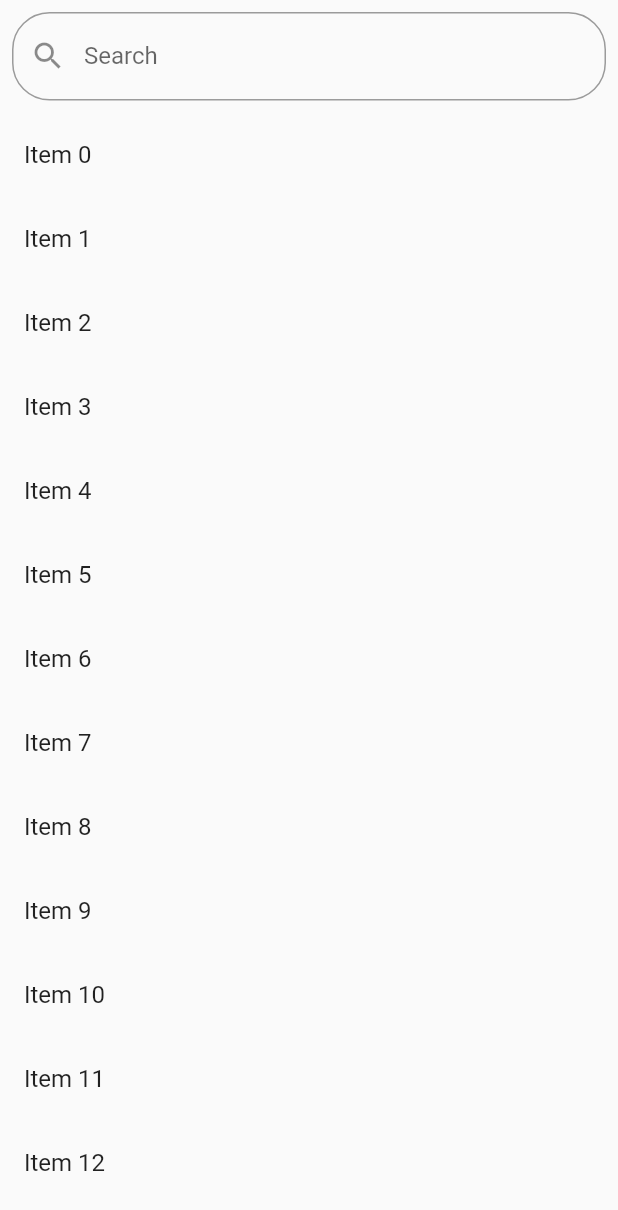
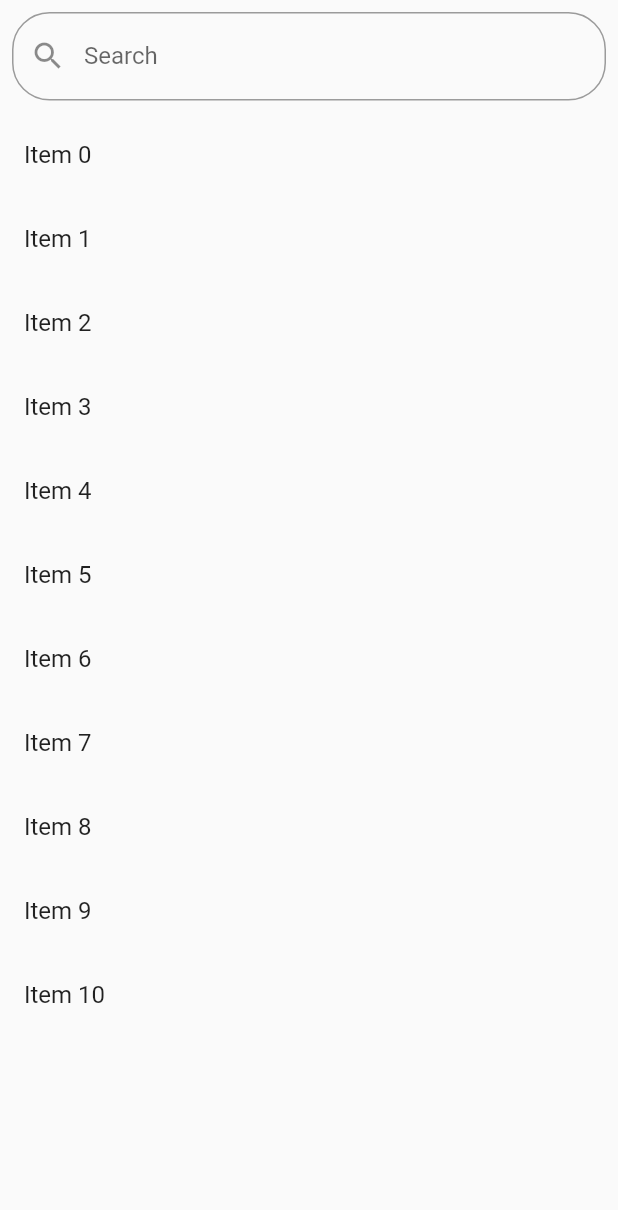
Before and after one commit to asaek/buscador_in_listview, a Flutter app: the screen it shows after launch, on a phone screen of 412 x 824 dp. Shown: the top 1210 px of the screen. Run offline on Flutter 3.47's test engine with Material 2 defaults, Android fonts, the phone set to English and light mode, and no system bars.

Commit message:
Ahoracon provider y sin statefullwidget

```diff
--- a/lib/main.dart
+++ b/lib/main.dart
@@ -1,7 +1,21 @@
 import 'package:flutter/material.dart';
+import 'package:provider/provider.dart';
+import 'package:search_listview/providers/providers.dart';
 import 'package:search_listview/screens/screens.dart';
 
-void main() => runApp(MyApp());
+void main() => runApp(AppBusquedaListViewProvider());
+
+class AppBusquedaListViewProvider extends StatelessWidget {
+  @override
+  Widget build(BuildContext context) {
+    return MultiProvider(
+      providers: [
+        ChangeNotifierProvider(create: (_) => BuscadorProvider()),
+      ],
+      child: MyApp(),
+    );
+  }
+}
 
 class MyApp extends StatelessWidget {
   @override
--- /dev/null
+++ b/lib/providers/busqueda_provider.dart
@@ -0,0 +1,51 @@
+import 'package:flutter/cupertino.dart';
+
+class BuscadorProvider with ChangeNotifier {
+  final List<String> _listaBusquedaOriginal =
+      List<String>.generate(11, (i) => "Item $i");
+
+  List<String> _listaBusqueda = List<String>.generate(11, (i) => "Item $i");
+  List<String> get getListaBusqueda => _listaBusqueda;
+  // set setListaBusqueda(List<String> value) {
+  //   _listaBusqueda.clear();
+  //   _listaBusqueda.addAll(value);
+  //   notifyListeners();
+  // }
+
+  // void clearListaBusqueda() {
+  //   _listaBusqueda.clear();
+  //   _listaBusqueda = _listaBusquedaOriginal;
+  //   notifyListeners();
+  // }
+
+  String _busqueda = '';
+  String get getBusqueda => _busqueda;
+  set setBusqueda(String value) {
+    List<String> dummyListData = [];
+
+    _busqueda = value;
+
+    if (value == '') {
+      _listaBusqueda.clear();
+      _listaBusqueda = getNuevaInstanciaListOriginal(_listaBusquedaOriginal);
+    } else {
+      _listaBusquedaOriginal.forEach((item) {
+        if (item.contains(value)) {
+          dummyListData.add(item);
+        }
+      });
+      _listaBusqueda.clear();
+      _listaBusqueda.addAll(dummyListData);
+    }
+
+    notifyListeners();
+  }
+
+  void filtrarResultados({required String palabra}) {
+    List<String> dummyListData = [];
+  }
+}
+
+List<String> getNuevaInstanciaListOriginal(List<String> lista) {
+  return List<String>.from(lista);
+}
--- /dev/null
+++ b/lib/providers/providers.dart
@@ -0,0 +1 @@
+export 'package:search_listview/providers/busqueda_provider.dart';
--- a/lib/screens/home.dart
+++ b/lib/screens/home.dart
@@ -1,4 +1,6 @@
 import 'package:flutter/material.dart';
+import 'package:provider/provider.dart';
+import 'package:search_listview/providers/providers.dart';
 
 class HomePage extends StatelessWidget {
   @override
@@ -9,61 +11,65 @@ class HomePage extends StatelessWidget {
   }
 }
 
-class BusquedaListView extends StatefulWidget {
-  const BusquedaListView({
-    Key? key,
-  }) : super(key: key);
+class BusquedaListView extends StatelessWidget {
+  // TextEditingController editingController = TextEditingController();
 
-  @override
-  State<BusquedaListView> createState() => _BusquedaListViewState();
-}
+  // final List<String> duplicateItems =
+  //     List<String>.generate(10000, (i) => "Item $i");
 
-class _BusquedaListViewState extends State<BusquedaListView> {
-  TextEditingController editingController = TextEditingController();
+  // List<String> items = [];
 
-  final List<String> duplicateItems =
-      List<String>.generate(10000, (i) => "Item $i");
+  // @override
+  // void initState() {
+  //   items.addAll(duplicateItems);
 
-  List<String> items = [];
+  //   super.initState();
+  // }
 
-  @override
-  void initState() {
-    items.addAll(duplicateItems);
+  // @override
+  // void dispose() {
+  //   // TODO: implement dispose
+  //   super.dispose();
+  // }
 
-    super.initState();
-  }
+  // void filterSearchResults(String query) {
+  //   List<String> dummySearchList = [];
 
-  @override
-  void dispose() {
-    // TODO: implement dispose
-    super.dispose();
-  }
+  //   dummySearchList.addAll(duplicateItems);
 
-  void filterSearchResults(String query) {
-    List<String> dummySearchList = [];
-    dummySearchList.addAll(duplicateItems);
-    if (query.isNotEmpty) {
-      List<String> dummyListData = [];
-      dummySearchList.forEach((item) {
-        if (item.contains(query)) {
-          dummyListData.add(item);
-        }
-      });
-      setState(() {
-        items.clear();
-        items.addAll(dummyListData);
-      });
-      return;
-    } else {
-      setState(() {
-        items.clear();
-        items.addAll(duplicateItems);
-      });
-    }
-  }
+  //   if (query.isNotEmpty) {
+  //     List<String> dummyListData = [];
+
+  //     dummySearchList.forEach((item) {
+  //       if (item.contains(query)) {
+  //         dummyListData.add(item);
+  //       }
+  //     });
+
+  //     setState(() {
+  //       items.clear();
+  //       items.addAll(dummyListData);
+  //     });
+  //     return;
+  //   } else {
+  //     setState(() {
+  //       items.clear();
+  //       items.addAll(duplicateItems);
+  //     });
+  //   }
+  // }
 
   @override
   Widget build(BuildContext context) {
+    final listaBusqueda =
+        Provider.of<BuscadorProvider>(context, listen: true).getListaBusqueda;
+    // final textoBuscado =
+    //     Provider.of<BuscadorProvider>(context, listen: false).getBusqueda;
+
+    // if (textoBuscado == '') {
+    //   Provider.of<BuscadorProvider>(context, listen: false)
+    //       .clearListaBusqueda();
+    // }
     return Column(
       children: [
         SafeArea(
@@ -72,9 +78,10 @@ class _BusquedaListViewState extends State<BusquedaListView> {
             padding: const EdgeInsets.all(8.0),
             child: TextField(
               onChanged: (value) {
-                filterSearchResults(value);
+                Provider.of<BuscadorProvider>(context, listen: false)
+                    .setBusqueda = value;
               },
-              controller: editingController,
+              // controller: editingController,
               decoration: const InputDecoration(
                 labelText: "Search",
                 hintText: "Search",
@@ -90,14 +97,14 @@ class _BusquedaListViewState extends State<BusquedaListView> {
         ),
         Expanded(
           child: ListView.builder(
-            itemCount: items.length,
+            itemCount: listaBusqueda.length,
             scrollDirection: Axis.vertical,
             physics: const BouncingScrollPhysics(),
             padding: EdgeInsets.zero,
             shrinkWrap: true,
             itemBuilder: (BuildContext context, int index) => ListTile(
               title: Text(
-                items[index],
+                listaBusqueda[index],
               ),
             ),
           ),
--- a/pubspec.yaml
+++ b/pubspec.yaml
@@ -34,6 +34,7 @@ dependencies:
   # The following adds the Cupertino Icons font to your application.
   # Use with the CupertinoIcons class for iOS style icons.
   cupertino_icons: ^1.0.2
+  provider: ^6.0.3
 
 dev_dependencies:
   flutter_test:
```
Also changed, not shown: pubspec.lock.
